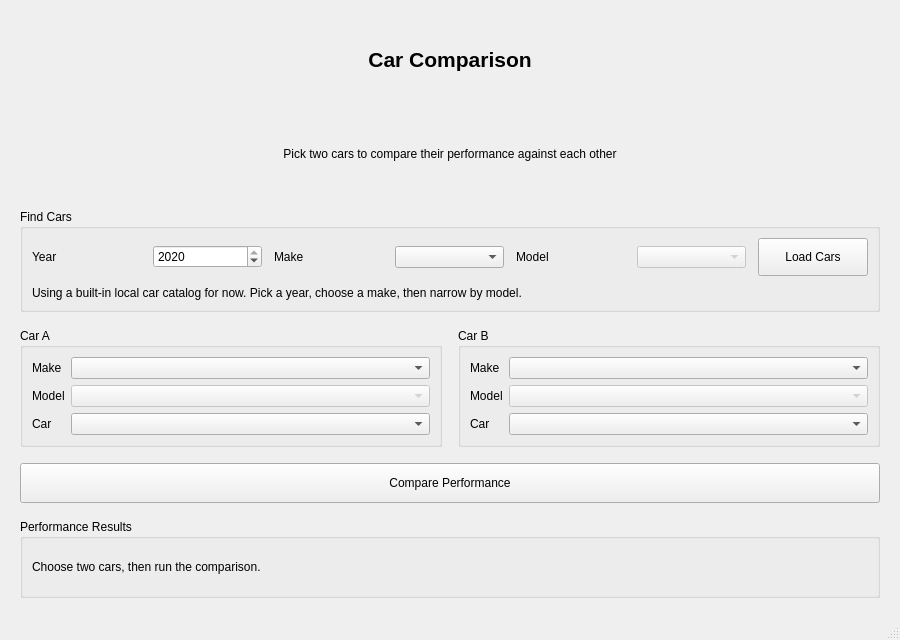
First picture: the form in mainwindow.ui, repository atifmn/car-comparison, before the edit.
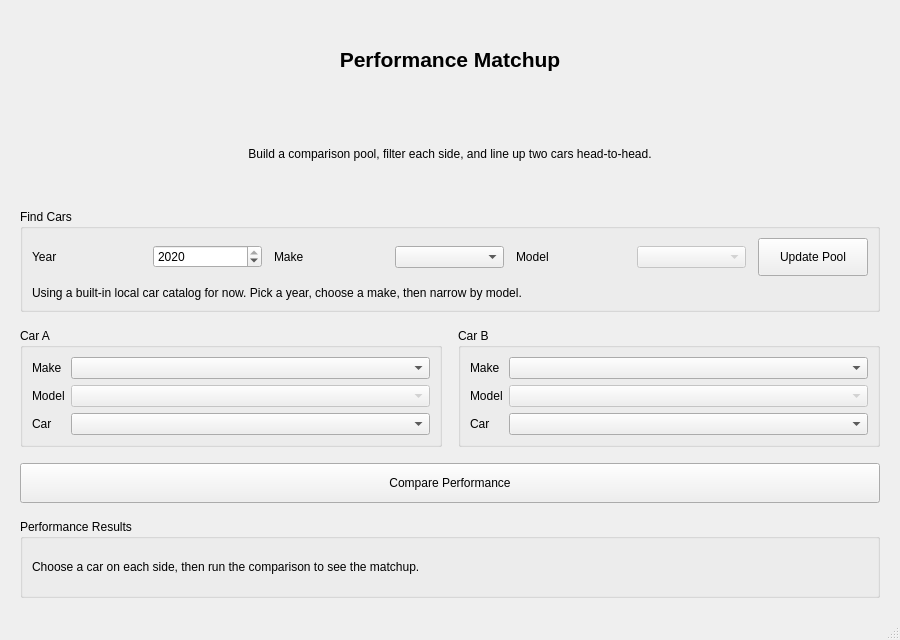
Second picture: the form after the edit.

Commit message: Updated UI flow and results tab

```diff
--- a/mainwindow.ui
+++ b/mainwindow.ui
@@ -39,7 +39,7 @@
        </font>
       </property>
       <property name="text">
-       <string>Car Comparison</string>
+       <string>Performance Matchup</string>
       </property>
       <property name="alignment">
        <set>Qt::AlignmentFlag::AlignCenter</set>
@@ -49,7 +49,7 @@
     <item>
      <widget class="QLabel" name="subtitleLabel">
       <property name="text">
-       <string>Pick two cars to compare their performance against each other</string>
+       <string>Build a comparison pool, filter each side, and line up two cars head-to-head.</string>
       </property>
       <property name="alignment">
        <set>Qt::AlignmentFlag::AlignCenter</set>
@@ -121,7 +121,7 @@
           </size>
          </property>
          <property name="text">
-          <string>Load Cars</string>
+          <string>Update Pool</string>
          </property>
         </widget>
        </item>
@@ -261,7 +261,7 @@
        <item>
         <widget class="QLabel" name="resultsLabel">
          <property name="text">
-          <string>Choose two cars, then run the comparison.</string>
+          <string>Choose a car on each side, then run the comparison to see the matchup.</string>
          </property>
          <property name="alignment">
           <set>Qt::AlignmentFlag::AlignLeading|Qt::AlignmentFlag::AlignLeft|Qt::AlignmentFlag::AlignVCenter</set>
```
Left out of the diff: 4 changed lines with no effect on the pictures. The commit also changes 2 other files.
